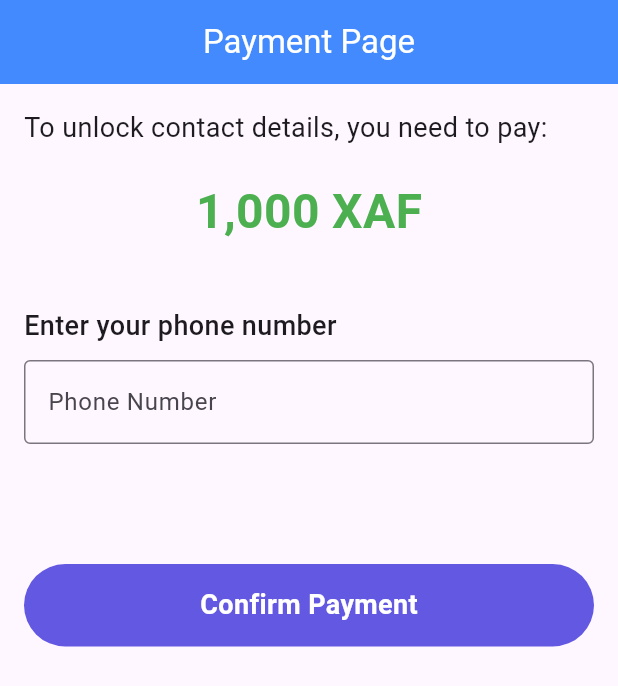
After one commit to bellatez/Akomby, a Flutter app: the screen it shows after launch, on a phone screen of 412 x 824 dp. The commit adds this screen. Shown: the top 686 px of the screen. Run offline on Flutter 3.47's test engine with Material 3 defaults, Android fonts, the phone set to English and light mode, and no system bars; our stand-ins replace bloc, dots_indicator, firebase_auth, firebase_storage, flutter_bloc, flutter_local_notifications and 4 more; accounts and stored records are empty; project files that could hold a hidden picture were left out.

Commit message:
work on payment page

```diff
--- a/lib/core/Utils/text_strings.dart
+++ b/lib/core/Utils/text_strings.dart
@@ -21,6 +21,10 @@ class LocalKeys{
   static const String viewProfile ="viewProfile";
 
   static const String userInformation = "userInformation";
+  static const String payment = "payment";
+  static const String unlockPayment = "unlockPayment";
+  static const String enterPhoneNumber = "enterPhoneNumber";
+  static const String confirmPayment = "confirmPayment";
 }
 
 
@@ -37,6 +41,11 @@ class Locales{
     "changeLanguage": "Change Language",
     "viewProfile": "View Profile",
     "userInformation": "User Information",
+
+    "payment": "Payment Page",
+    "unlockPayment": "To unlock contact details, you need to pay:",
+    "enterPhoneNumber": "Enter your phone number",
+    "confirmPayment": "Confirm Payment",
 };
 
   static const fr = {
@@ -51,6 +60,11 @@ class Locales{
     "changeLanguage": "",
     "viewProfile": "Voir le profil",
     "userInformation" : "informations utilisateur",
+
+    "payment": "Page de paiement",
+    "unlockPayment": "Pour débloquer les coordonnées, vous devez payer:",
+    "enterPhoneNumber": "Entrez votre numéro de téléphone",
+    "confirmPayment": "Confirmer le paiement",
   };
 
 }
--- /dev/null
+++ b/lib/core/features/service_providers/views/screens/payments.dart
@@ -0,0 +1,75 @@
+import 'package:Akombi/core/Utils/text_strings.dart';
+import 'package:flutter/material.dart';
+import 'package:get/get.dart';
+
+import '../../../../common_widgets/fitness_button.dart';
+
+class PaymentPage extends StatelessWidget {
+  final TextEditingController phoneNumberController = TextEditingController();
+
+  @override
+  Widget build(BuildContext context) {
+    return Scaffold(
+      appBar: AppBar(
+        title: Text(LocalKeys.payment.tr, style: TextStyle(color: Colors.white),),
+        centerTitle: true,
+        backgroundColor: Colors.blueAccent,
+      ),
+      body: Padding(
+        padding: const EdgeInsets.all(16.0),
+        child: Column(
+          crossAxisAlignment: CrossAxisAlignment.start,
+          children: [
+            // Payment Info
+            Text(
+              LocalKeys.unlockPayment.tr,
+              style: TextStyle(fontSize: 18, fontWeight: FontWeight.w400),
+            ),
+            SizedBox(height: 20),
+
+            // Amount to be paid
+            Center(
+              child: Text(
+                '1,000 XAF',
+                style: TextStyle(
+                  fontSize: 32,
+                  fontWeight: FontWeight.bold,
+                  color: Colors.green,
+                ),
+              ),
+            ),
+            SizedBox(height: 40),
+
+            // Phone Number Input
+            Text(
+              LocalKeys.enterPhoneNumber.tr,
+              style: TextStyle(fontSize: 18, fontWeight: FontWeight.w500),
+            ),
+            SizedBox(height: 10),
+
+            // Phone Number Text Field
+            TextField(
+              controller: phoneNumberController,
+              keyboardType: TextInputType.phone,
+              decoration: InputDecoration(
+                border: OutlineInputBorder(),
+                hintText: 'e.g. 677123456',
+                labelText: 'Phone Number',
+              ),
+            ),
+            SizedBox(height: 80),
+
+            FitnessButton(
+              title: LocalKeys.confirmPayment.tr,
+              onTap: () {
+
+              },),
+          ],
+        ),
+      ),
+    );
+  }
+
+  // Function to build payment method buttons
+
+}
--- a/lib/main.dart
+++ b/lib/main.dart
@@ -7,6 +7,8 @@ import 'package:flutter/material.dart';
 import 'package:get/get.dart';
 import 'package:get/get_navigation/src/root/get_material_app.dart';
 import 'package:get_storage/get_storage.dart';
+
+import 'core/features/service_providers/views/screens/payments.dart';
 
 void main() async {
   WidgetsFlutterBinding.ensureInitialized();
@@ -31,7 +33,7 @@ class MyApp extends StatelessWidget {
         useMaterial3: true,
       ),
       // home: const OnBoardingScreen()
-      home: ProviderListings(),
+      home: PaymentPage(),
     );
   }
 }
```
